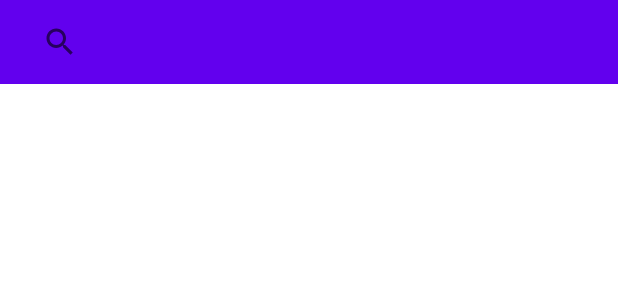
After one commit to Jamief123/movie-app, an Android app: the layout toolbar.xml on its own in the app's theme, with its tools: preview values and no code run, on a phone screen of 412 x 824 dp. The commit adds this screen. Shown: the top 300 px of the screen. Run offline under Robolectric (Android 15) with nearby library versions, the phone set to English and light mode, and no system bars.

Commit message:
add search results page and custom toolbar

```diff
--- a/app/src/main/AndroidManifest.xml
+++ b/app/src/main/AndroidManifest.xml
@@ -18,7 +18,7 @@
             </intent-filter>
         </activity>
         <activity
-            android:name=".ui.CollectionActivity"
+            android:name=".ui.SearchResultsActivity"
             android:exported="true">
         </activity>
         <activity
--- a/app/src/main/java/com/jamieco/movieapp/viewmodel/HomeViewModel.kt
+++ b/app/src/main/java/com/jamieco/movieapp/viewmodel/HomeViewModel.kt
@@ -8,6 +8,7 @@ import androidx.lifecycle.viewModelScope
 import com.jamieco.movieapp.BuildConfig
 import com.jamieco.movieapp.data.Movie
 import com.jamieco.movieapp.data.MovieCollection
+import com.jamieco.movieapp.data.SearchQueryResponse
 import com.jamieco.movieapp.network.MovieApi
 import kotlinx.coroutines.launch
 
@@ -68,4 +69,5 @@ class HomeViewModel: ViewModel() {
             }
         }
     }
+
 }
--- /dev/null
+++ b/app/src/main/res/layout/toolbar.xml
@@ -0,0 +1,29 @@
+<?xml version="1.0" encoding="utf-8"?>
+<layout>
+    <androidx.constraintlayout.widget.ConstraintLayout xmlns:android="http://schemas.android.com/apk/res/android"
+        android:layout_width="match_parent"
+        android:layout_height="wrap_content"
+        xmlns:app="http://schemas.android.com/apk/res-auto">
+
+        <com.google.android.material.appbar.AppBarLayout
+            android:id="@+id/main_app_bar"
+            android:layout_width="match_parent"
+            android:layout_height="wrap_content"
+            app:layout_constraintEnd_toEndOf="parent"
+            app:layout_constraintStart_toStartOf="parent"
+            app:layout_constraintTop_toTopOf="parent">
+            <androidx.appcompat.widget.Toolbar
+                android:id="@+id/toolbar"
+                android:layout_width="match_parent"
+                android:layout_height="wrap_content"
+                app:layout_scrollFlags="scroll|enterAlways">
+                <androidx.appcompat.widget.SearchView
+                    android:id="@+id/main_search_bar"
+                    android:layout_width="match_parent"
+                    android:layout_height="wrap_content"/>
+            </androidx.appcompat.widget.Toolbar>
+
+        </com.google.android.material.appbar.AppBarLayout>
+
+    </androidx.constraintlayout.widget.ConstraintLayout>
+</layout>
--- a/app/src/main/res/values/strings.xml
+++ b/app/src/main/res/values/strings.xml
@@ -6,4 +6,5 @@
     <string name="release_date">Release Date:</string>
     <string name="unreleased">Unreleased</string>
     <string name="see_more">See More</string>
+    <string name="search_hint">Search</string>
 </resources>
```
Also changed, not shown: app/src/main/java/com/jamieco/movieapp/data/SearchQueryResponse.kt (added, +14 -0 lines), app/src/main/java/com/jamieco/movieapp/network/MovieApiService.kt (+12 -0 lines), app/src/main/java/com/jamieco/movieapp/network/data/search/SearchType.kt (added, +13 -0 lines), app/src/main/java/com/jamieco/movieapp/ui/CollectionActivity.kt (deleted, +0 -33 lines), app/src/main/java/com/jamieco/movieapp/ui/HomeActivity.kt (+35 -3 lines), app/src/main/java/com/jamieco/movieapp/ui/SearchResultsActivity.kt (added, +47 -0 lines), app/src/main/java/com/jamieco/movieapp/viewmodel/SearchResultsViewModel.kt (added, +42 -0 lines), app/src/main/res/layout/activity_home.xml (+12 -3 lines), app/src/main/res/layout/activity_main.xml (deleted, +0 -41 lines), app/src/main/res/layout/activity_search_results.xml (added, +20 -0 lines).
